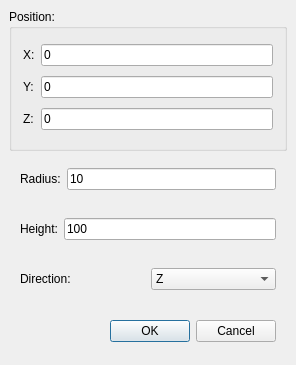
Qt form src/Mod/Part/Gui/DlgPartCylinder.ui (berndhahnebach/All_FreeCAD) before a commit.
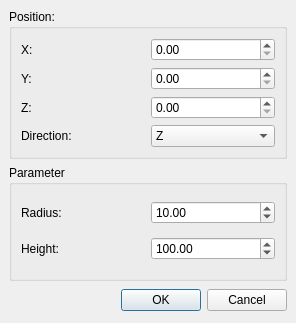
The same form after that commit.

Commit message: + re-implement cylinder creation dialog + use Location and Axis properties for primitives (as feature) + dialog for vector input

```diff
--- a/src/Mod/Part/Gui/DlgPartCylinder.ui
+++ b/src/Mod/Part/Gui/DlgPartCylinder.ui
@@ -9,7 +9,7 @@
     <x>0</x>
     <y>0</y>
     <width>296</width>
-    <height>365</height>
+    <height>323</height>
    </rect>
   </property>
   <property name="windowTitle" >
@@ -23,103 +23,53 @@
     <number>6</number>
    </property>
    <item row="1" column="0" >
-    <layout class="QHBoxLayout" >
-     <property name="margin" >
-      <number>11</number>
+    <widget class="QGroupBox" name="groupBox" >
+     <property name="title" >
+      <string>Parameter</string>
      </property>
-     <property name="spacing" >
-      <number>6</number>
-     </property>
-     <item>
-      <widget class="QLabel" name="TextLabel1_2" >
-       <property name="text" >
-        <string>Radius:</string>
-       </property>
-      </widget>
-     </item>
-     <item>
-      <widget class="QLineEdit" name="Radius" >
-       <property name="text" >
-        <string>10</string>
-       </property>
-      </widget>
-     </item>
-    </layout>
-   </item>
-   <item row="2" column="0" >
-    <layout class="QHBoxLayout" >
-     <property name="margin" >
-      <number>11</number>
-     </property>
-     <property name="spacing" >
-      <number>6</number>
-     </property>
-     <item>
-      <widget class="QLabel" name="label" >
-       <property name="text" >
-        <string>Height:</string>
-       </property>
-      </widget>
-     </item>
-     <item>
-      <widget class="QLineEdit" name="Height" >
-       <property name="text" >
-        <string>100</string>
-       </property>
-      </widget>
-     </item>
-    </layout>
-   </item>
-   <item row="3" column="0" >
-    <layout class="QHBoxLayout" >
-     <property name="margin" >
-      <number>11</number>
-     </property>
-     <property name="spacing" >
-      <number>6</number>
-     </property>
-     <item>
-      <widget class="QLabel" name="TextLabel1_3" >
-       <property name="text" >
-        <string>Direction:</string>
-       </property>
-      </widget>
-     </item>
-     <item>
-      <widget class="QComboBox" name="comboBox" >
-       <item>
+     <layout class="QGridLayout" >
+      <property name="margin" >
+       <number>9</number>
+      </property>
+      <property name="spacing" >
+       <number>6</number>
+      </property>
+      <item row="1" column="0" >
+       <widget class="QLabel" name="label" >
         <property name="text" >
-         <string>Z</string>
+         <string>Height:</string>
         </property>
-       </item>
-       <item>
+       </widget>
+      </item>
+      <item row="0" column="0" >
+       <widget class="QLabel" name="TextLabel1_2" >
         <property name="text" >
-         <string>Y</string>
+         <string>Radius:</string>
         </property>
-       </item>
-       <item>
-        <property name="text" >
-         <string>X</string>
+       </widget>
+      </item>
+      <item row="1" column="1" >
+       <widget class="QDoubleSpinBox" name="length" >
+        <property name="maximum" >
+         <double>2.14748e+09</double>
         </property>
-       </item>
-       <item>
-        <property name="text" >
-         <string>-Z</string>
+        <property name="value" >
+         <double>100</double>
         </property>
-       </item>
-       <item>
-        <property name="text" >
-         <string>-Y</string>
+       </widget>
+      </item>
+      <item row="0" column="1" >
+       <widget class="QDoubleSpinBox" name="radius" >
+        <property name="maximum" >
+         <double>2.14748e+09</double>
         </property>
-       </item>
-       <item>
-        <property name="text" >
-         <string>-X</string>
+        <property name="value" >
+         <double>10</double>
         </property>
-       </item>
-      </widget>
-     </item>
-    </layout>
+       </widget>
+      </item>
+     </layout>
+    </widget>
    </item>
    <item row="0" column="0" >
     <widget class="QGroupBox" name="GroupBox5" >
@@ -128,11 +78,45 @@
      </property>
      <layout class="QGridLayout" >
       <property name="margin" >
-       <number>11</number>
+       <number>9</number>
       </property>
       <property name="spacing" >
        <number>6</number>
       </property>
+      <item row="3" column="1" >
+       <widget class="QComboBox" name="direction" >
+        <property name="currentIndex" >
+         <number>2</number>
+        </property>
+        <item>
+         <property name="text" >
+          <string>X</string>
+         </property>
+        </item>
+        <item>
+         <property name="text" >
+          <string>Y</string>
+         </property>
+        </item>
+        <item>
+         <property name="text" >
+          <string>Z</string>
+         </property>
+        </item>
+        <item>
+         <property name="text" >
+          <string>User defined...</string>
+         </property>
+        </item>
+       </widget>
+      </item>
+      <item row="3" column="0" >
+       <widget class="QLabel" name="TextLabel1_3" >
+        <property name="text" >
+         <string>Direction:</string>
+        </property>
+       </widget>
+      </item>
       <item row="0" column="0" >
        <widget class="QLabel" name="TextLabel1" >
         <property name="text" >
@@ -140,27 +124,6 @@
         </property>
        </widget>
       </item>
-      <item row="0" column="1" >
-       <widget class="QLineEdit" name="XPos" >
-        <property name="text" >
-         <string>0</string>
-        </property>
-       </widget>
-      </item>
-      <item row="1" column="1" >
-       <widget class="QLineEdit" name="YPos" >
-        <property name="text" >
-         <string>0</string>
-        </property>
-       </widget>
-      </item>
-      <item row="2" column="1" >
-       <widget class="QLineEdit" name="ZPos" >
-        <property name="text" >
-         <string>0</string>
-        </property>
-       </widget>
-      </item>
       <item row="2" column="0" >
        <widget class="QLabel" name="TextLabel3" >
         <property name="text" >
@@ -175,13 +138,34 @@
         </property>
        </widget>
       </item>
+      <item row="2" column="1" >
+       <widget class="QDoubleSpinBox" name="zPos" >
+        <property name="maximum" >
+         <double>2.14748e+09</double>
+        </property>
+       </widget>
+      </item>
+      <item row="1" column="1" >
+       <widget class="QDoubleSpinBox" name="yPos" >
+        <property name="maximum" >
+         <double>2.14748e+09</double>
+        </property>
+       </widget>
+      </item>
+      <item row="0" column="1" >
+       <widget class="QDoubleSpinBox" name="xPos" >
+        <property name="maximum" >
+         <double>2.14748e+09</double>
+        </property>
+       </widget>
+      </item>
      </layout>
     </widget>
    </item>
-   <item row="4" column="0" >
+   <item row="2" column="0" >
     <layout class="QHBoxLayout" >
      <property name="margin" >
-      <number>11</number>
+      <number>0</number>
      </property>
      <property name="spacing" >
       <number>6</number>
@@ -196,7 +180,7 @@
        </property>
        <property name="sizeHint" >
         <size>
-         <width>16</width>
+         <width>88</width>
          <height>27</height>
         </size>
        </property>
```
Left out of the diff: 11 changed lines with no effect on the pictures. The commit also changes 26 other files.
